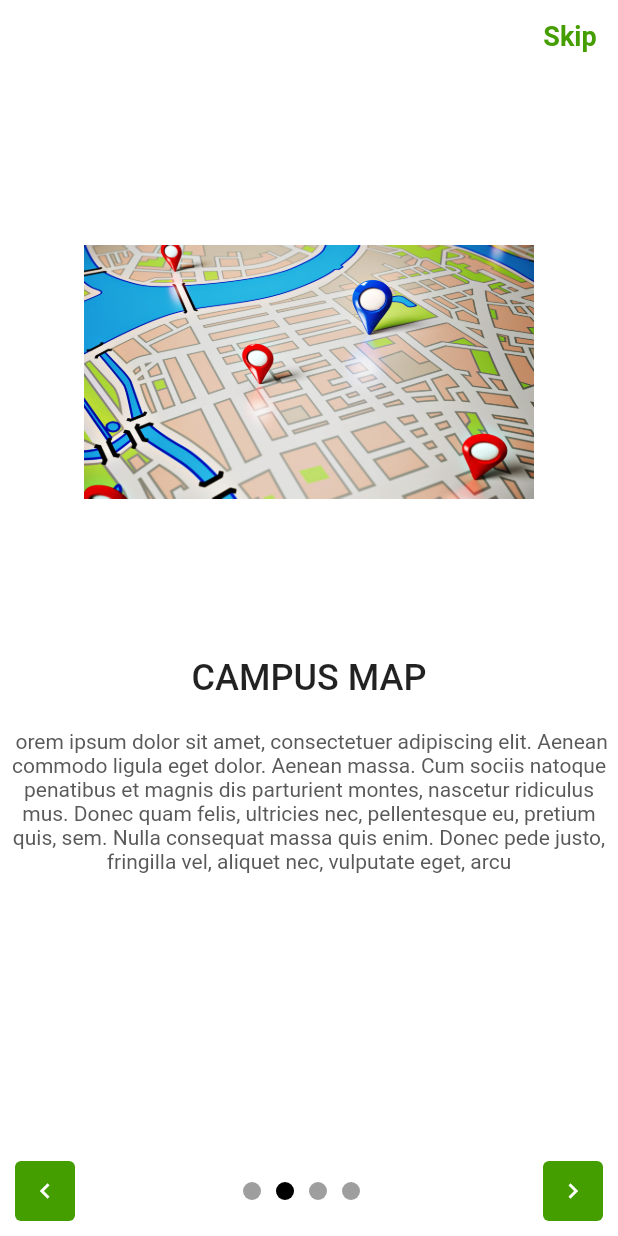
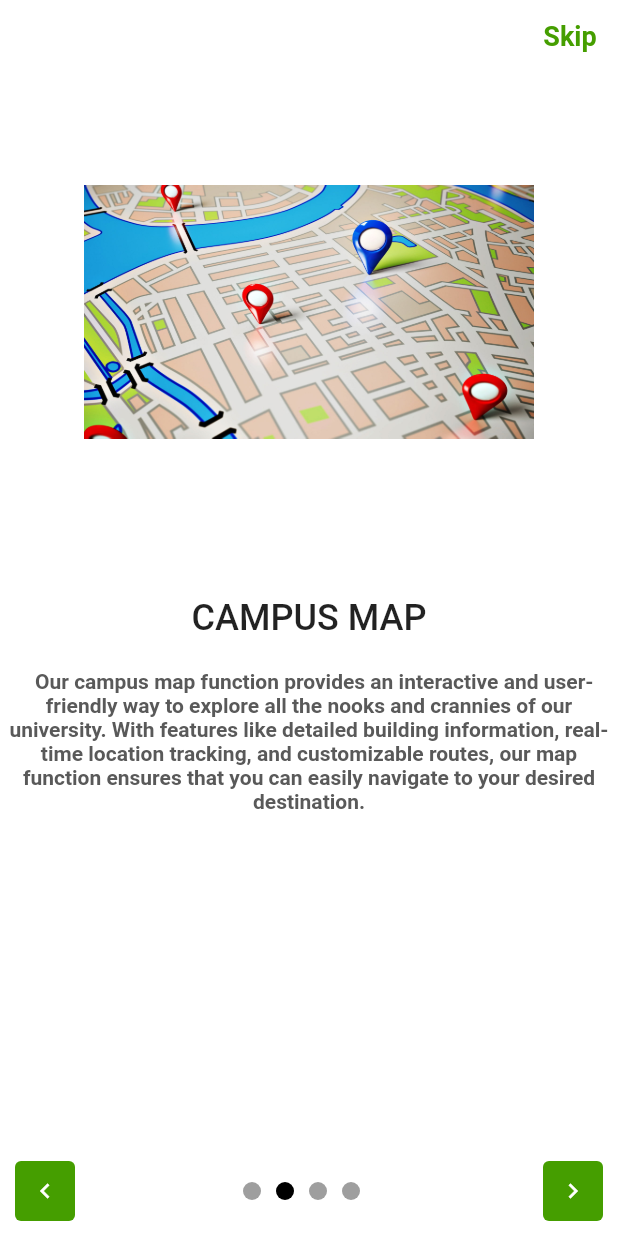
Before and after one commit to Delbert-Defoe/usc-campus-guide, a Flutter app: the OnboardingScreen screen opened by its route, swiped to page 2, on a phone screen of 412 x 824 dp. Run offline on Flutter 3.47's test engine with Material 2 defaults, Android fonts, the phone set to English and light mode, and no system bars.

Commit message:
onbording screen

```diff
--- a/lib/models/onboarding_model.dart
+++ b/lib/models/onboarding_model.dart
@@ -11,19 +11,19 @@ class Onboard {
       Onboard(
           image: "assets/onboardingscreen_assets/uscLogo.jpg",
           title: "WELCOME",
-          description:"orem ipsum dolor sit amet, consectetuer adipiscing elit. Aenean commodo ligula eget dolor. Aenean massa. Cum sociis natoque penatibus et magnis dis parturient montes, nascetur ridiculus mus. Donec quam felis, ultricies nec, pellentesque eu, pretium quis, sem. Nulla consequat massa quis enim. Donec pede justo, fringilla vel, aliquet nec, vulputate eget, arcu."),
+          description:"Welcome to our university navigation app, designed to help you easily find your way around campus. With our intuitive interface and comprehensive mapping system, you'll be able to quickly locate buildings, classrooms, and other key campus destinations. ."),
       Onboard(
           image: "assets/onboardingscreen_assets/mapPlaceholder.jpg",
           title: "CAMPUS MAP",
-          description:" orem ipsum dolor sit amet, consectetuer adipiscing elit. Aenean commodo ligula eget dolor. Aenean massa. Cum sociis natoque penatibus et magnis dis parturient montes, nascetur ridiculus mus. Donec quam felis, ultricies nec, pellentesque eu, pretium quis, sem. Nulla consequat massa quis enim. Donec pede justo, fringilla vel, aliquet nec, vulputate eget, arcu"),
+          description:"  Our campus map function provides an interactive and user-friendly way to explore all the nooks and crannies of our university. With features like detailed building information, real-time location tracking, and customizable routes, our map function ensures that you can easily navigate to your desired destination."),
       Onboard(
           image: "assets/onboardingscreen_assets/QRCode.PNG",
           title: "QR CODES",
-          description: "orem ipsum dolor sit amet, consectetuer adipiscing elit. Aenean commodo ligula eget dolor. Aenean massa. Cum sociis natoque penatibus et magnis dis parturient montes, nascetur ridiculus mus. Donec quam felis, ultricies nec, pellentesque eu, pretium quis, sem. Nulla consequat massa quis enim. Donec pede justo, fringilla vel, aliquet nec, vulputate eget, arcu."),
+          description: " with our QR code feature. Simply scan any QR code located on campus, and our app will instantly provide you with detailed information about the location and directions to get there. No more struggling to read maps or asking for directions - our QR code feature puts all the information you need right at your fingertips. "),
       Onboard(
           image: "assets/onboardingscreen_assets/newBuilding.jpg",
           title: "BUILDING INFORMATION",
-          description: "orem ipsum dolor sit amet, consectetuer adipiscing elit. Aenean commodo ligula eget dolor. Aenean massa. Cum sociis natoque penatibus et magnis dis parturient montes, nascetur ridiculus mus. Donec quam felis, ultricies nec, pellentesque eu, pretium quis, sem. Nulla consequat massa quis enim. Donec pede justo, fringilla vel, aliquet nec, vulputate eget, arcu."),
+          description: "we've taken the hassle out of finding your way around campus with our building information feature. With our app, you can easily access comprehensive information about every building on campus, including floor plans, operating hours, and key services offered. Whether you're looking for a specific department, a lecture hall, or just a quiet study space, our building information feature has got you covered. "),
     ];
   }
 }
--- a/lib/screens/onboarding_screen/onboarding_screen.dart
+++ b/lib/screens/onboarding_screen/onboarding_screen.dart
@@ -1,6 +1,7 @@
 import 'package:flutter/material.dart';
 import 'package:ucg/models/onboarding_model.dart';
 import 'package:ucg/utils/custom_theme.dart';
+import 'package:ucg/services/router.dart';
 class OnboardingScreen extends StatefulWidget {
   const OnboardingScreen({super.key});
 
@@ -164,7 +165,7 @@ class OnboardingContent extends StatelessWidget {
   Widget build(BuildContext context) {
     return Column(
       children: [
-         const SizedBox(height: 50,),
+         const SizedBox(height: 10,),
         Container(height: 300,
               width: 300,
           child: Image.asset(
@@ -184,9 +185,13 @@ class OnboardingContent extends StatelessWidget {
         ),
         const SizedBox(height: 20,),
     Text(description,
-        textAlign: TextAlign.center,
+       textAlign: TextAlign.center,
+        style: Theme.of(context)
+        .textTheme
+        .bodyLarge
 
         ),
+
     const Spacer()
       ],
     );
```
